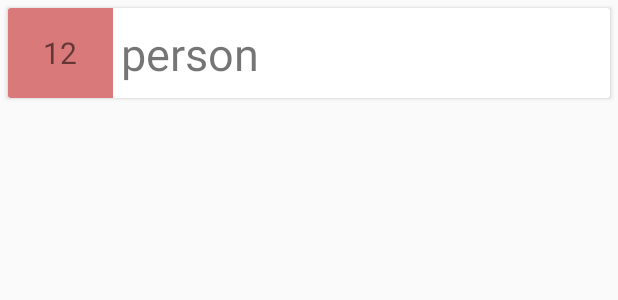
After one commit to skramakant/Vichaar, an Android app: the layout leader_board_list_item.xml on its own in the app's theme, with its tools: preview values and no code run, on a phone screen of 412 x 824 dp. The commit adds this screen. Shown: the top 300 px of the screen. Run offline under Robolectric (Android 15) with nearby library versions, the phone set to English and light mode, and no system bars.

Commit message:
leader board

```diff
--- a/app/src/main/AndroidManifest.xml
+++ b/app/src/main/AndroidManifest.xml
@@ -23,7 +23,8 @@
         </activity>
         <activity android:name=".AddIdea" />
         <activity android:name=".IdeaDetails" />
-        <activity android:name=".NewIdeas"></activity>
+        <activity android:name=".NewIdeas" />
+        <activity android:name=".LeaderBoard"></activity>
     </application>
 
 </manifest>
--- a/app/src/main/java/com/vichaar/vichaar/DashboardDrawerActivity.java
+++ b/app/src/main/java/com/vichaar/vichaar/DashboardDrawerActivity.java
@@ -135,6 +135,8 @@ public class DashboardDrawerActivity extends AppCompatActivity
             startActivity(intent);
             Log.v(TAG,"Newbies click");
         } else if (id == R.id.leader_board) {
+            Intent intent = new Intent(this,LeaderBoard.class);
+            startActivity(intent);
             Log.v(TAG,"LeaderBoard click");
         } else if (id == R.id.processed_ideas) {
             Log.v(TAG,"Processed click");
--- /dev/null
+++ b/app/src/main/res/layout/leader_board_list_item.xml
@@ -0,0 +1,33 @@
+<?xml version="1.0" encoding="utf-8"?>
+<android.support.v7.widget.CardView xmlns:android="http://schemas.android.com/apk/res/android"
+    android:layout_width="match_parent"
+    android:layout_height="wrap_content"
+    android:layout_margin="5dp"
+    android:padding="5dp"
+    android:elevation="3dp">
+
+    <LinearLayout xmlns:android="http://schemas.android.com/apk/res/android"
+        android:layout_width="match_parent"
+        android:layout_height="wrap_content"
+        android:orientation="horizontal">
+        <TextView
+            android:id="@+id/tv_rank"
+            android:layout_width="70dp"
+            android:layout_height="60dp"
+            android:padding="5dp"
+            android:text="12"
+            android:gravity="center"
+            android:layout_gravity="center_horizontal"
+            android:background="@color/app_background_color"
+            android:textSize="20dp"/>
+        <TextView
+            android:id="@+id/tv_person_name"
+            android:layout_width="match_parent"
+            android:layout_height="60dp"
+            android:paddingTop="10dp"
+            android:paddingLeft="5dp"
+            android:text="person "
+            android:textSize="30dp"/>
+    </LinearLayout>
+
+</android.support.v7.widget.CardView>
```
Also changed, not shown: app/src/main/java/Adapters/LeaderBoardAdapter.java (added, +40 -0 lines), app/src/main/java/Adapters/LeaderBoardViewHolder.java (added, +37 -0 lines), app/src/main/java/Database/DatabaseOpenHelper.java (+12 -0 lines), app/src/main/java/com/vichaar/vichaar/LeaderBoard.java (added, +51 -0 lines), app/src/main/res/layout/activity_leader_board.xml (added, +52 -0 lines).
